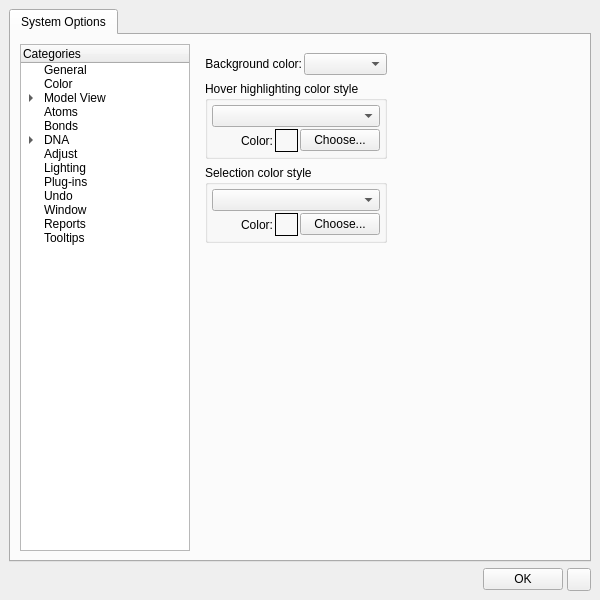
Above: cad/src/ne1_ui/PreferencesDialog.ui from kanzure/nanoengineer before the change. Below: the same form after it.
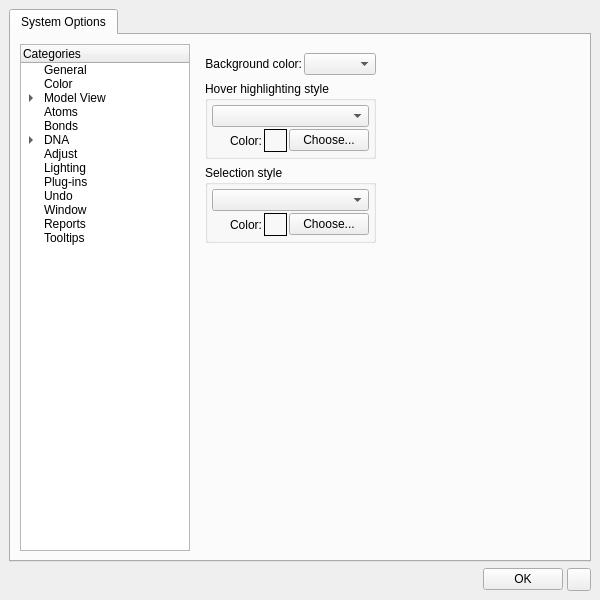
That is the form after the change. Icons and pictures are not drawn.

Commit message: Added prefs_keys for Hover Highlighting and Selection style and color.

```diff
--- a/cad/src/ne1_ui/PreferencesDialog.ui
+++ b/cad/src/ne1_ui/PreferencesDialog.ui
@@ -234,7 +234,7 @@
              <item>
               <widget class="QGroupBox" name="hoverHighlightingStyleGroupBox" >
                <property name="title" >
-                <string>Hover highlighting color style</string>
+                <string>Hover highlighting style</string>
                </property>
                <layout class="QGridLayout" >
                 <property name="margin" >
@@ -304,7 +304,7 @@
              <item>
               <widget class="QGroupBox" name="selectionColorStyleGroupBox" >
                <property name="title" >
-                <string>Selection color style</string>
+                <string>Selection style</string>
                </property>
                <layout class="QGridLayout" >
                 <property name="margin" >
```
The commit also changes 3 other files.
